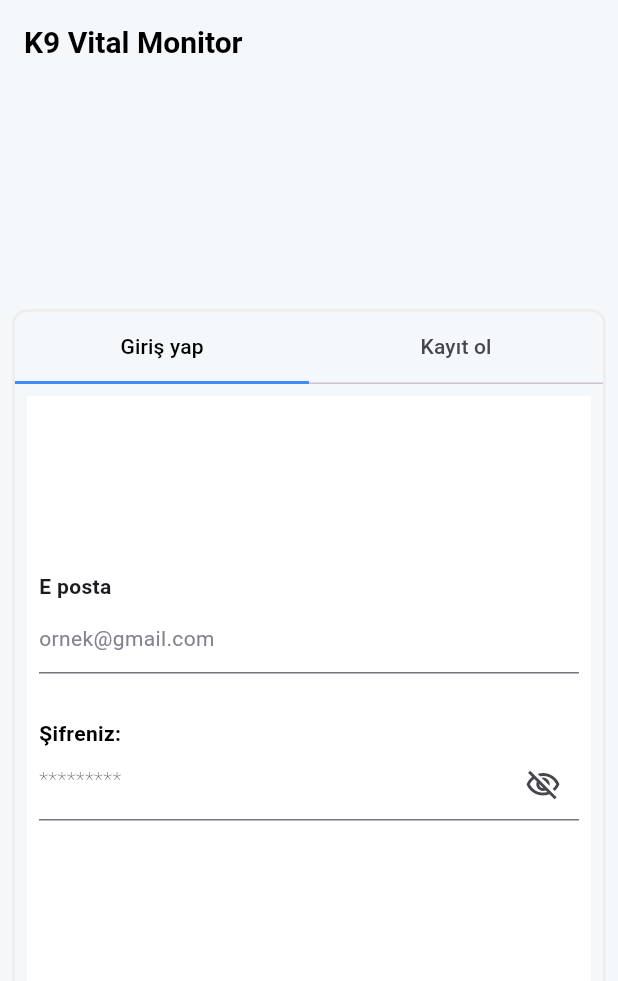
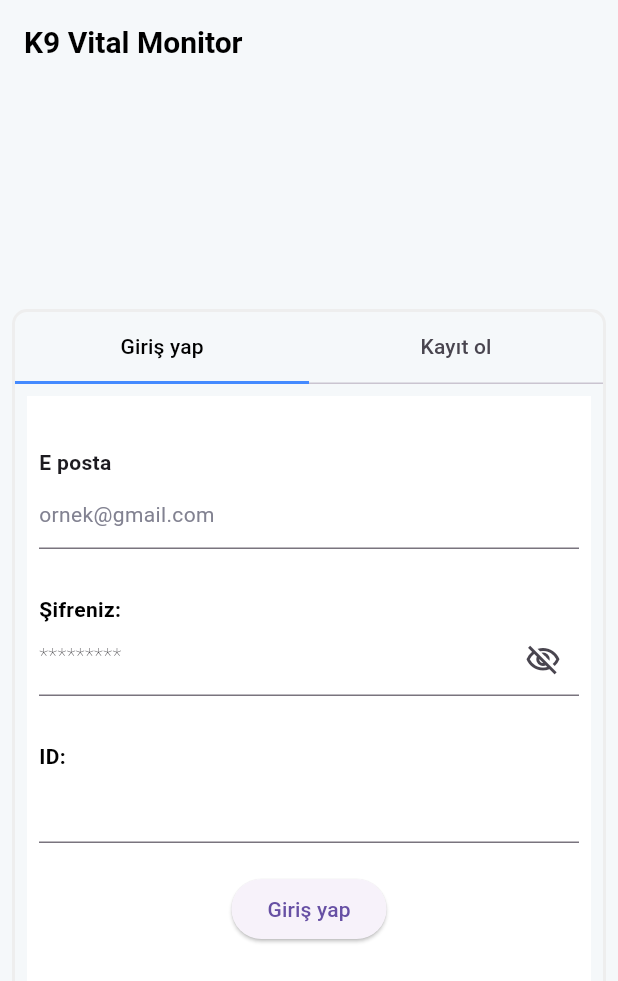
Before and after one commit to YusufBerkez/k9_project, a Flutter app: the screen it shows after launch, on a phone screen of 412 x 824 dp. Shown: the top 981 px of the screen. Run offline on Flutter 3.47's test engine with Material 3 defaults, Android fonts, the light colour scheme and no system bars; our stand-ins replace fl_chart, flutter_riverpod, font_awesome_flutter, form_validator, shared_preferences, video_player.

Commit message:
buton eklendi geçici olarak kullanıcı idsi alıyoruz textfield eklenedi

```diff
--- a/k9_app/lib/features/enterpage/enterpage.dart
+++ b/k9_app/lib/features/enterpage/enterpage.dart
@@ -12,6 +12,7 @@ class Enterpage extends ConsumerStatefulWidget {
 
 class _EnterpageState extends ConsumerState<Enterpage> {
   late TextEditingController tftext;
+  late TextEditingController tfId;
   var formkey = GlobalKey<FormState>();
   late TextEditingController tfEmail;
   late TextEditingController tfPassword;
@@ -19,6 +20,7 @@ class _EnterpageState extends ConsumerState<Enterpage> {
   void initState() {
     // TODO: implement initState
     super.initState();
+    tfId = TextEditingController();
     tftext = TextEditingController();
     tfEmail = TextEditingController();
     tfPassword = TextEditingController();
@@ -34,7 +36,6 @@ class _EnterpageState extends ConsumerState<Enterpage> {
         child: Center(
           child: SingleChildScrollView(
             child: Column(
-
               children: [
                 //Kayıt işlemleri başlangıç
                 Padding(
@@ -68,6 +69,7 @@ class _EnterpageState extends ConsumerState<Enterpage> {
                                   tfEmail: tfEmail,
                                   tfPassword: tfPassword,
                                   obscureText: obscrText,
+                                  tfId: tfId,
                                 ),
                                 Column(children: [
 
@@ -97,8 +99,10 @@ class LoginField extends StatefulWidget {
     required this.tfEmail,
     required this.tfPassword,
     required this.obscureText,
+    required this.tfId,
   });
   final bool obscureText;
+  final TextEditingController tfId;
   final GlobalKey<FormState> formkey;
   final TextEditingController tfEmail;
   final TextEditingController tfPassword;
@@ -205,8 +209,35 @@ class _LoginFieldState extends State<LoginField> {
                       )
                       .build(),
                 ),
+                SizedBox(height: 30),
+                Align(
+                  alignment: Alignment.centerLeft,
+                  child: Text(
+                    "ID: ",
+                    style: TextStyle(
+                      color: Colors.black,
+                      fontWeight: FontWeight.bold,
+                    ),
+                  ),
+                ),
+                TextFormField(
+                  keyboardType: TextInputType.name,
+                  controller: widget.tfId,
+                ),
               ],
             ), //a56b1
+          ),
+          SizedBox(height: 20),
+          ElevatedButton(
+            onPressed: () {
+              Navigator.pushReplacement(
+                context,
+                MaterialPageRoute(
+                  builder: (context) => Bottomnavbar(userId: widget.tfId.text),
+                ),
+              );
+            },
+            child: Text("Giriş yap"),
           ),
         ],
       ),
```
